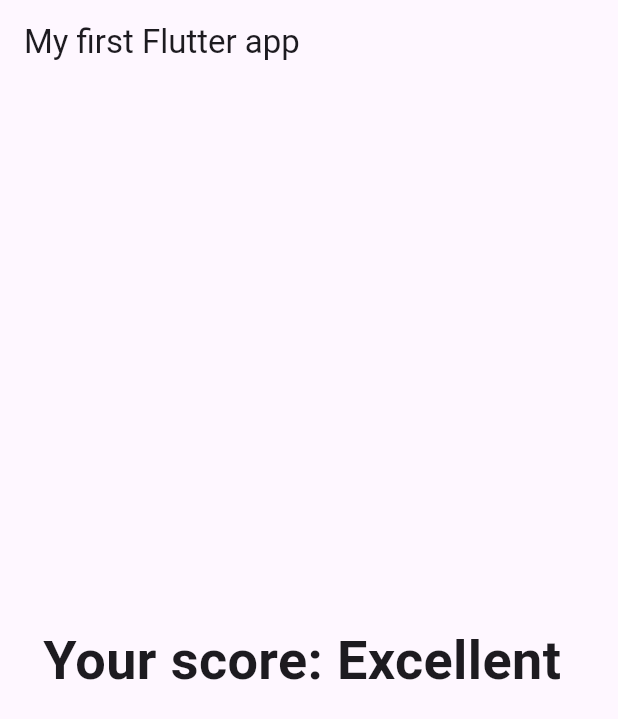
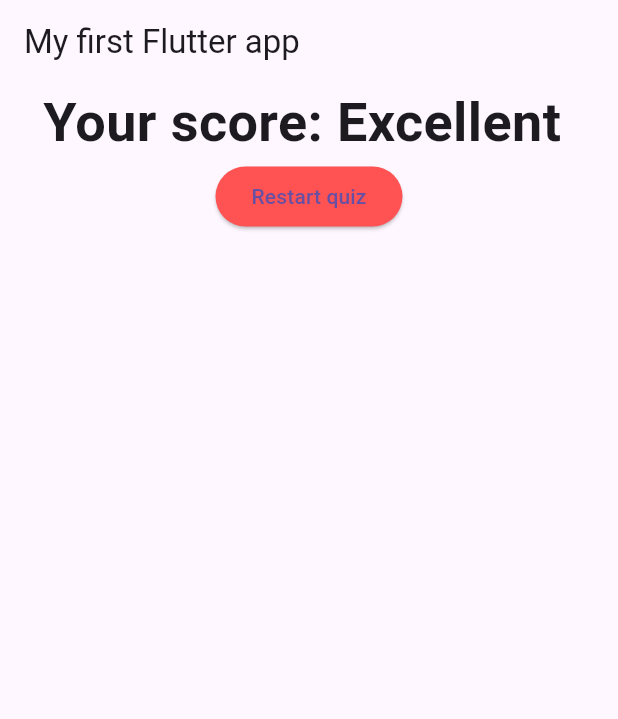
Before and after one commit to Majok-Bol/quiz_app, a Flutter app: the screen it shows after launch, after a tap on "red", after a tap on "cat", after a tap on "Napoleon Hill", on a phone screen of 412 x 824 dp. Shown: the top 719 px of the screen. Run offline on Flutter 3.47's test engine with Material 3 defaults, Android fonts, the phone set to English and light mode, and no system bars.

Commit message:
added reset button

```diff
--- a/lib/main.dart
+++ b/lib/main.dart
@@ -14,6 +14,13 @@ class MyApp extends StatefulWidget {
 class _MyAppState extends State<MyApp> {
   var _questionIndex = 0;
   var _totalScore = 0;
+  void _resetQuiz() {
+    setState(() {
+      _questionIndex = 0;
+      _totalScore = 0;
+    });
+  }
+
   void _answerQuestion(int score) {
     _totalScore += score;
     setState(() {
@@ -65,7 +72,7 @@ class _MyAppState extends State<MyApp> {
                   questionIndex: _questionIndex,
                   questions: _questions,
                 )
-                : Result(_totalScore),
+                : Result(_totalScore, _resetQuiz),
       ),
     );
   }
--- a/lib/result.dart
+++ b/lib/result.dart
@@ -2,7 +2,8 @@ import 'package:flutter/material.dart';
 
 class Result extends StatelessWidget {
   final int resultScore;
-  Result(this.resultScore);
+  final resetHandler;
+  Result(this.resultScore, this.resetHandler);
   String get resultPhrase {
     var resultText = 'You did it!';
     if (resultScore >= 50) {
@@ -20,9 +21,18 @@ class Result extends StatelessWidget {
   @override
   Widget build(BuildContext context) {
     return Center(
-      child: Text(
-        resultPhrase,
-        style: TextStyle(fontSize: 36, fontWeight: FontWeight.bold),
+      child: Column(
+        children: [
+          Text(
+            resultPhrase,
+            style: TextStyle(fontSize: 36, fontWeight: FontWeight.bold),
+          ),
+          ElevatedButton(
+            onPressed: resetHandler,
+            style: ElevatedButton.styleFrom(backgroundColor: Colors.redAccent),
+            child: Text('Restart quiz'),
+          ),
+        ],
       ),
     );
   }
```
